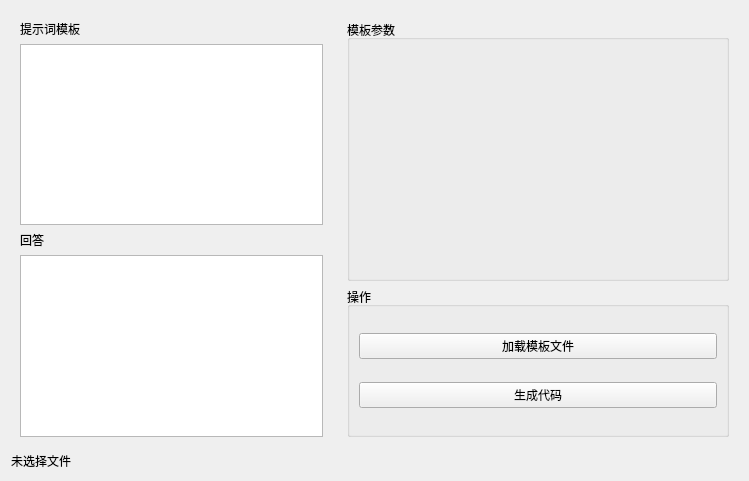
Old version of the form ui/gpt_tab_code_gen_frame.ui in the repository KnockHarder/browserbot.
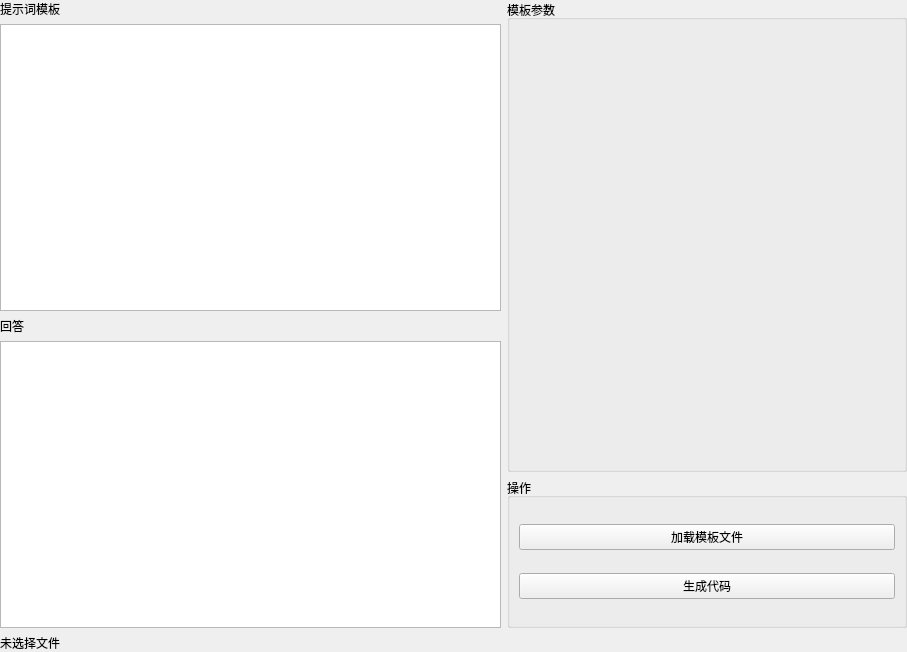
New version of the form.

Commit message: UI 美化

```diff
--- a/ui/gpt_tab_code_gen_frame.ui
+++ b/ui/gpt_tab_code_gen_frame.ui
@@ -6,19 +6,52 @@
    <rect>
     <x>0</x>
     <y>0</y>
-    <width>749</width>
-    <height>481</height>
+    <width>907</width>
+    <height>652</height>
    </rect>
   </property>
   <property name="windowTitle">
    <string>Frame</string>
   </property>
+  <property name="styleSheet">
+   <string notr="true"/>
+  </property>
+  <property name="frameShape">
+   <enum>QFrame::NoFrame</enum>
+  </property>
   <layout class="QVBoxLayout" name="verticalLayout_3">
+   <property name="leftMargin">
+    <number>0</number>
+   </property>
+   <property name="topMargin">
+    <number>0</number>
+   </property>
+   <property name="rightMargin">
+    <number>0</number>
+   </property>
+   <property name="bottomMargin">
+    <number>0</number>
+   </property>
    <item>
     <layout class="QHBoxLayout" name="horizontalLayout_2">
+     <property name="leftMargin">
+      <number>0</number>
+     </property>
      <item>
-      <widget class="QWidget" name="widget_3" native="true">
+      <widget class="QFrame" name="frame_3">
        <layout class="QVBoxLayout" name="verticalLayout">
+        <property name="leftMargin">
+         <number>0</number>
+        </property>
+        <property name="topMargin">
+         <number>0</number>
+        </property>
+        <property name="rightMargin">
+         <number>0</number>
+        </property>
+        <property name="bottomMargin">
+         <number>0</number>
+        </property>
         <item>
          <widget class="QLabel" name="label_2">
           <property name="text">
@@ -47,7 +80,7 @@
       </widget>
      </item>
      <item>
-      <widget class="QWidget" name="widget_2" native="true">
+      <widget class="QFrame" name="frame_2">
        <property name="minimumSize">
         <size>
          <width>400</width>
@@ -55,6 +88,18 @@
         </size>
        </property>
        <layout class="QVBoxLayout" name="verticalLayout_2">
+        <property name="leftMargin">
+         <number>0</number>
+        </property>
+        <property name="topMargin">
+         <number>0</number>
+        </property>
+        <property name="rightMargin">
+         <number>0</number>
+        </property>
+        <property name="bottomMargin">
+         <number>0</number>
+        </property>
         <item>
          <widget class="QGroupBox" name="groupBox">
           <property name="minimumSize">
```
Left out of the diff: 72 changed lines with no effect on the pictures. The commit also changes 4 other files.
